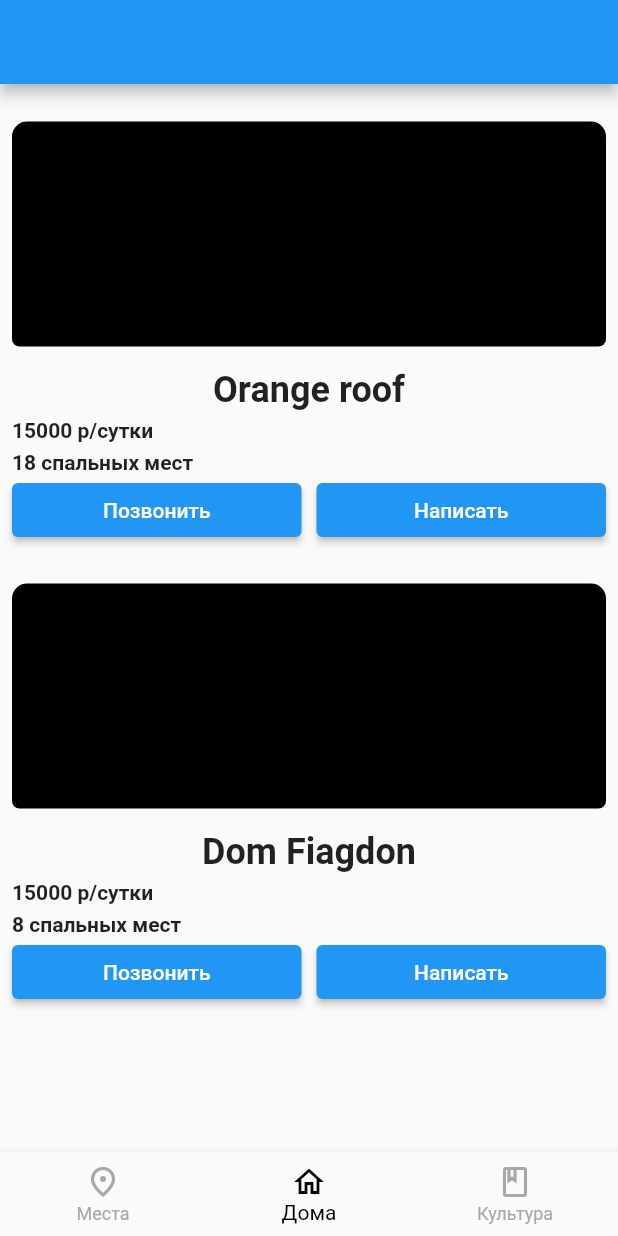
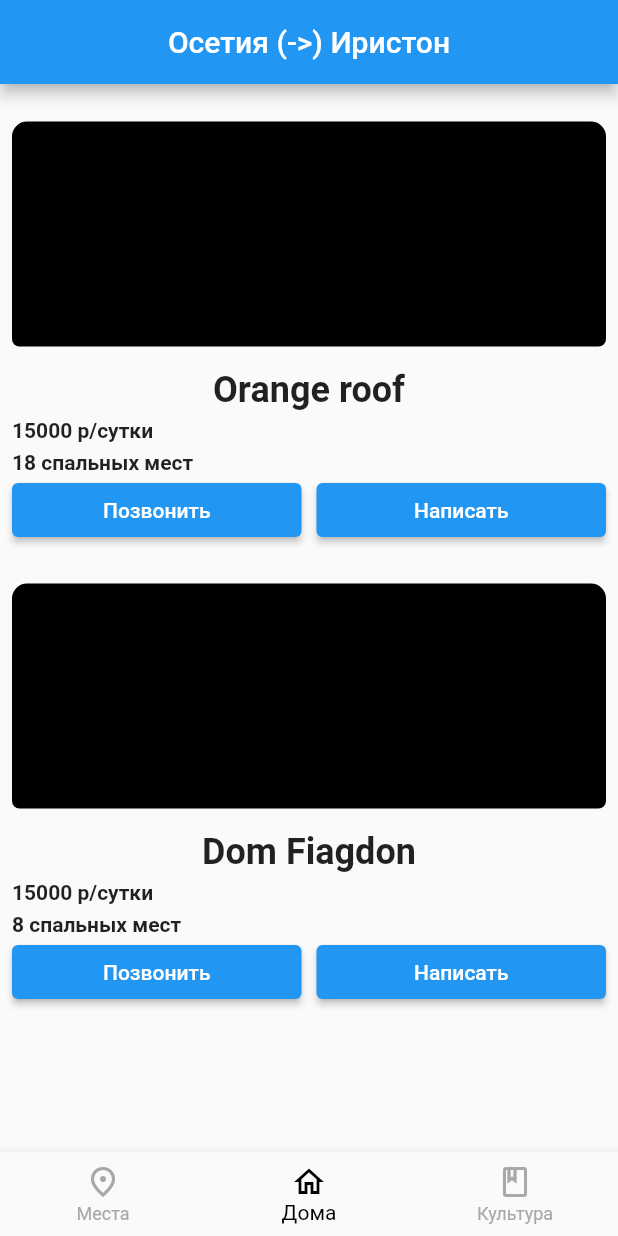
Before and after one commit to ErikBagaev1/Fiagdon, a Flutter app: the screen it shows after launch, item 2 of the bottom bar chosen, after a tap on "Позвонить", on a phone screen of 412 x 824 dp. Run offline on Flutter 3.47's test engine with Material 2 defaults, Android fonts, the phone set to English and light mode, and no system bars.

Commit message:
промежуточный коммит

```diff
--- a/lib/Basik/basik_display.dart
+++ b/lib/Basik/basik_display.dart
@@ -24,7 +24,7 @@ class _BasikDisplayWidgetState extends State<BasikDisplayWidget> {
   Widget build(BuildContext context) {
     return Scaffold(
       appBar: AppBar(
-        title: Text(''),
+        title: const Center(child: Text('Осетия (->) Иристон')),
       ),
       body: IndexedStack(
         index: _selectedTab,
@@ -43,10 +43,10 @@ class _BasikDisplayWidgetState extends State<BasikDisplayWidget> {
         items: [
           const BottomNavigationBarItem(
               icon: Icon(Icons.place_outlined), label: 'Места'),
-          BottomNavigationBarItem(
-              icon: const Icon(Icons.home_outlined), label: 'Дома'),
-          BottomNavigationBarItem(
-              icon: const Icon(Icons.book_outlined), label: 'Культура'),
+          const BottomNavigationBarItem(
+              icon: Icon(Icons.home_outlined), label: 'Дома'),
+          const BottomNavigationBarItem(
+              icon: Icon(Icons.book_outlined), label: 'Культура'),
         ],
         onTap: (onSelectedTab),
       ),
--- a/lib/Home/home_display.dart
+++ b/lib/Home/home_display.dart
@@ -26,7 +26,7 @@ class HomeDisplayWidget extends StatelessWidget {
       padding: const EdgeInsets.symmetric(horizontal: 8.0),
       child: ListView.builder(
         itemCount: home.length,
-        itemBuilder: (BuildContext, int index) {
+        itemBuilder: (BuildContext context, int index) {
           return Column(
             children: [
               Padding(
--- a/lib/Place/place_display.dart
+++ b/lib/Place/place_display.dart
@@ -57,7 +57,7 @@ class _PlaceDisplayWidgetState extends State<PlaceDisplayWidget> {
           child: (ListView.builder(
             itemCount: _searchPlace.length,
             itemExtent: 185,
-            itemBuilder: (BuildContext, int index) {
+            itemBuilder: (BuildContext context, int index) {
               final person = _searchPlace[index];
               return Padding(
                 padding: const EdgeInsets.all(8.0),
@@ -102,7 +102,7 @@ class _PlaceDisplayWidgetState extends State<PlaceDisplayWidget> {
                       filled: true,
                       fillColor: Colors.white.withAlpha(200),
                       border: OutlineInputBorder(
-                        borderRadius: BorderRadius.circular(50.0),
+                        borderRadius: BorderRadius.circular(15.0),
                       ),
                       prefixIcon: const Icon(Icons.search),
                     ),
--- a/lib/main.dart
+++ b/lib/main.dart
@@ -12,6 +12,7 @@ class MyApp extends StatelessWidget {
   @override
   Widget build(BuildContext context) {
     return MaterialApp(
+      debugShowCheckedModeBanner: false,
       title: 'Осетия',
       theme: ThemeData(
         primarySwatch: Colors.blue,
```
